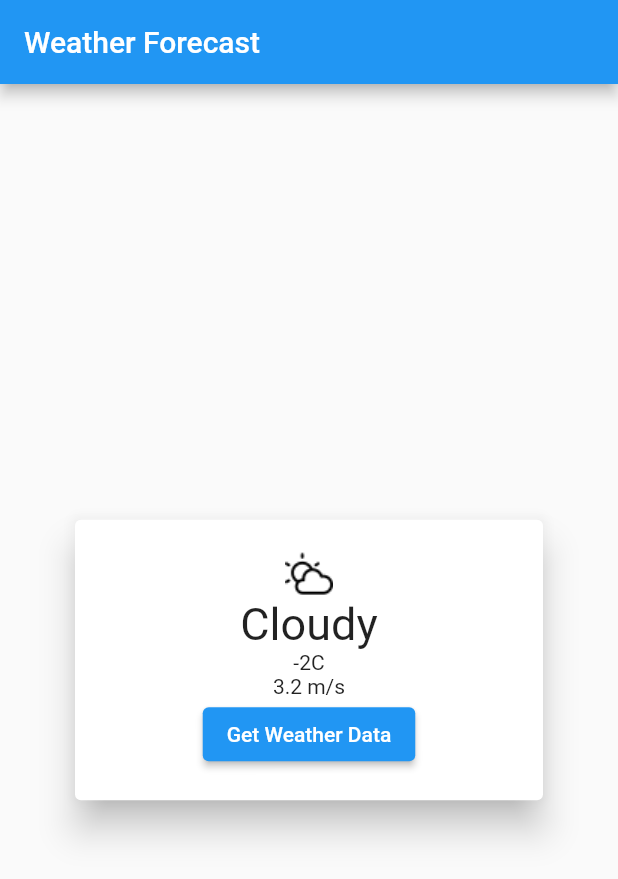
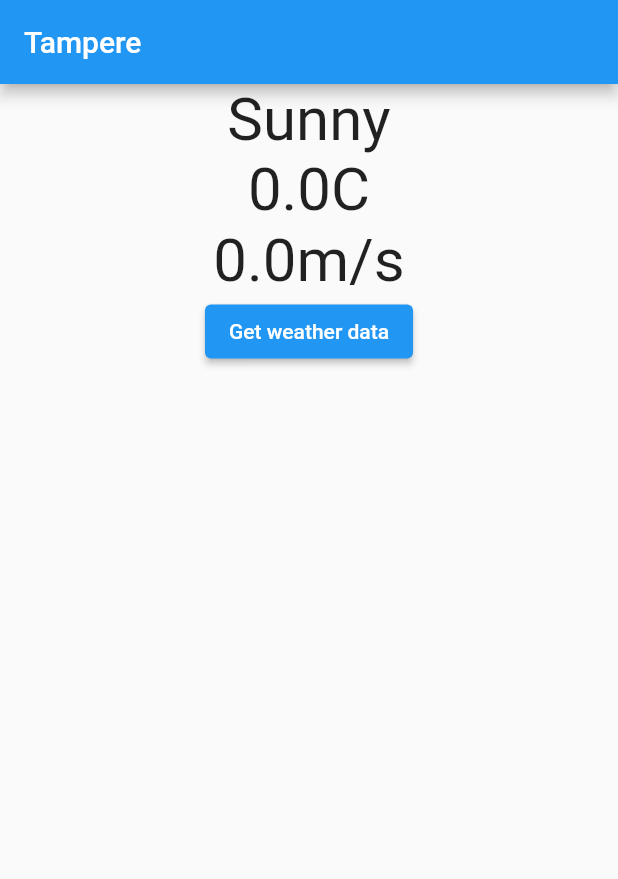
Before and after one commit to KurtisWilhoite/MobileAppDev2-Exercises, a Flutter app: the screen it shows after launch, on a phone screen of 412 x 824 dp. Shown: the top 879 px of the screen. Run offline on Flutter 3.47's test engine with Material 2 defaults, Android fonts, the phone set to English and light mode, and no system bars.

Commit message:
Week 8 - Exercise 1

```diff
--- a/flutter_weather_app/flutter_weather_app/lib/Components/weather_gui.dart
+++ /dev/null
@@ -1,53 +0,0 @@
-import 'package:flutter/material.dart';
-
-class WeatherGui extends StatelessWidget{
-  final ButtonStyle style =
-      ElevatedButton.styleFrom(textStyle: const TextStyle(fontSize: 20));
-
-  @override
-  Widget build(BuildContext context){
-    return(Center(
-      child: Container(
-        width: 320,
-        child: Card(
-          color: Colors.white,
-          elevation: 10,
-          child: Padding(
-            padding: const EdgeInsets.all(20),
-            child: Column(
-              mainAxisSize: MainAxisSize.min,
-              children: [
-                Container(
-                  child: const Image(
-                    image: AssetImage('graphics/cloudy.png'),
-                  ),
-                ),
-                  const Text(
-                    "Cloudy",
-                    style: TextStyle(fontSize: 30),
-                    textAlign: TextAlign.center,
-                  ),
-                Container(
-                  child: const Text(
-                    "-2C",
-                    textAlign: TextAlign.center,
-                  ),
-                ),
-                Container(
-                  child: const Text(
-                    "3.2 m/s",
-                    textAlign: TextAlign.center,
-                  ),
-                ),
-                ElevatedButton(
-                  onPressed: () {},
-                  child: Text('Get Weather Data'),
-                )
-              ],
-            ),
-          ),
-        ),
-      ),
-    ));
-  }
-}
--- a/flutter_weather_app/flutter_weather_app/lib/main.dart
+++ b/flutter_weather_app/flutter_weather_app/lib/main.dart
@@ -1,29 +1,14 @@
 import 'package:flutter/material.dart';
-import 'components/weather_gui.dart';
+import 'screens/current_weather_screen.dart';
+import 'screens/weather_forecast_screen.dart';
 
 void main(){
-  runApp(WeatherApp());
+  runApp(MaterialApp(
+    title: 'Weather app',
+    initialRoute: '/',
+    routes: {
+      '/': (context) => const CurrentWeatherScreen(),
+      '/forecast': (context) => const WeatherForecastScreen(),
+    })
+  );
 }
-
-class WeatherApp extends StatelessWidget{
-  @override
-  Widget build(BuildContext context) {
-    return MaterialApp(
-      title: "Weather App",
-      home: WeatherPage()
-    );
-  }
-}
-
-class WeatherPage extends StatelessWidget{
-  @override
-  Widget build(BuildContext context) {
-    return Scaffold(
-      appBar: AppBar(
-        title: const Text("Weather Forecast")
-      ),
-      body: WeatherGui(),
-    );
-  }
-
-}
--- /dev/null
+++ b/flutter_weather_app/flutter_weather_app/lib/screens/current_weather_screen.dart
@@ -0,0 +1,56 @@
+import 'dart:convert';
+import 'package:flutter/material.dart';
+import 'package:http/http.dart' as http;
+
+class CurrentWeatherScreen extends StatefulWidget {
+  const CurrentWeatherScreen({Key? key}) : super(key: key);
+
+  @override
+  State<CurrentWeatherScreen> createState() {
+    return _CurrentWeatherScreenState();
+  }
+}
+
+class _CurrentWeatherScreenState extends State<CurrentWeatherScreen> {
+  String cityName = "Tampere";
+  String currentWeather = "Sunny";
+  double temperature = 0;
+  double windSpeed = 0;
+
+  @override
+  Widget build(BuildContext context) {
+    return Scaffold(
+      appBar: AppBar(
+        title: Text(cityName),
+      ),
+      body: Center(
+        child: Column(
+          children: [
+            Text(currentWeather, style: TextStyle(fontSize: 40)),
+            Text(temperature.toString()+"C", style: TextStyle(fontSize: 40)),
+            Text(windSpeed.toString()+"m/s", style: TextStyle(fontSize: 40)),
+            ElevatedButton(
+              child: const Text('Get weather data'),
+              onPressed: () {
+                fetchWeatherData();
+              },
+            ),
+          ],
+        ),
+      ),
+    );
+  }
+
+    void fetchWeatherData() async{
+    Uri url = Uri.parse('https://api.openweathermap.org/data/2.5/weather?q=${cityName}&units=metric&appid=6c433438776b5be4ac86001dc88de74d');
+    final response = await http.get(url);
+    if(response.statusCode == 200){
+      var weatherData = json.decode(response.body);
+      setState((){
+        temperature = weatherData['main']['temp'];
+        currentWeather = weatherData['weather'][0]['description'];
+        windSpeed = weatherData['wind']['speed'];
+      });
+    }
+  }
+}
--- a/flutter_weather_app/flutter_weather_app/pubspec.yaml
+++ b/flutter_weather_app/flutter_weather_app/pubspec.yaml
@@ -29,6 +29,7 @@ environment:
 dependencies:
   flutter:
     sdk: flutter
+  http: ^0.13.4
 
 
   # The following adds the Cupertino Icons font to your application.
@@ -52,8 +53,6 @@ dev_dependencies:
 # The following section is specific to Flutter.
 flutter:
   uses-material-design: true
-  assets:
-    - graphics/
 
   # To add assets to your application, add an assets section, like this:
   # assets:
```
Also changed, not shown: flutter_weather_app/flutter_weather_app/lib/screens/weather_forecast_screen.dart (added, +22 -0 lines), flutter_weather_app/flutter_weather_app/pubspec.lock, 1 other file.
